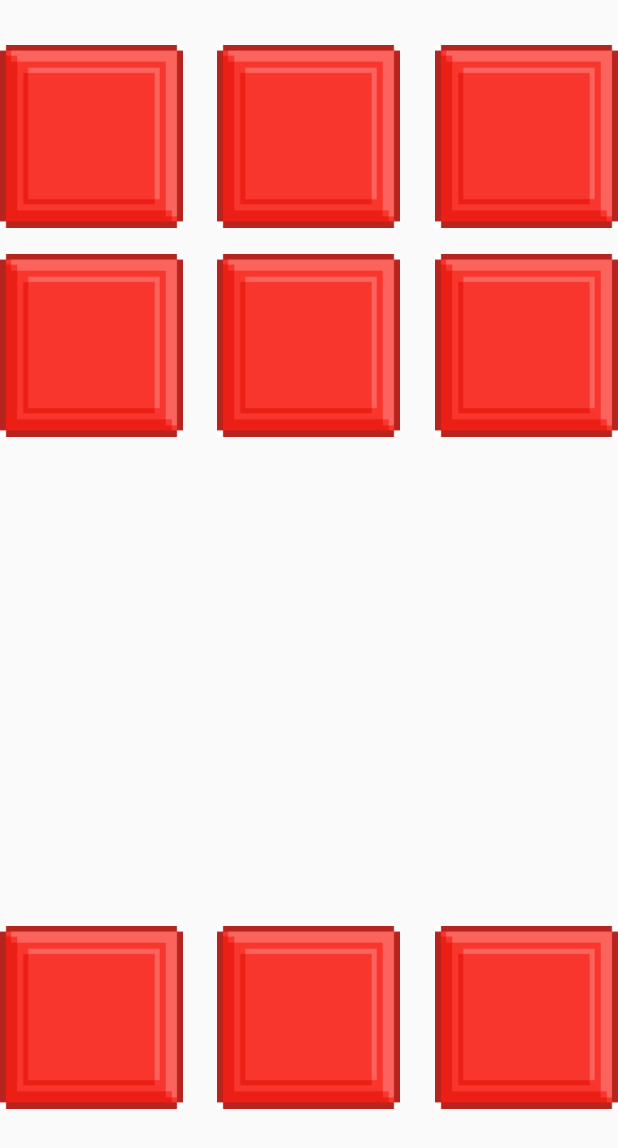
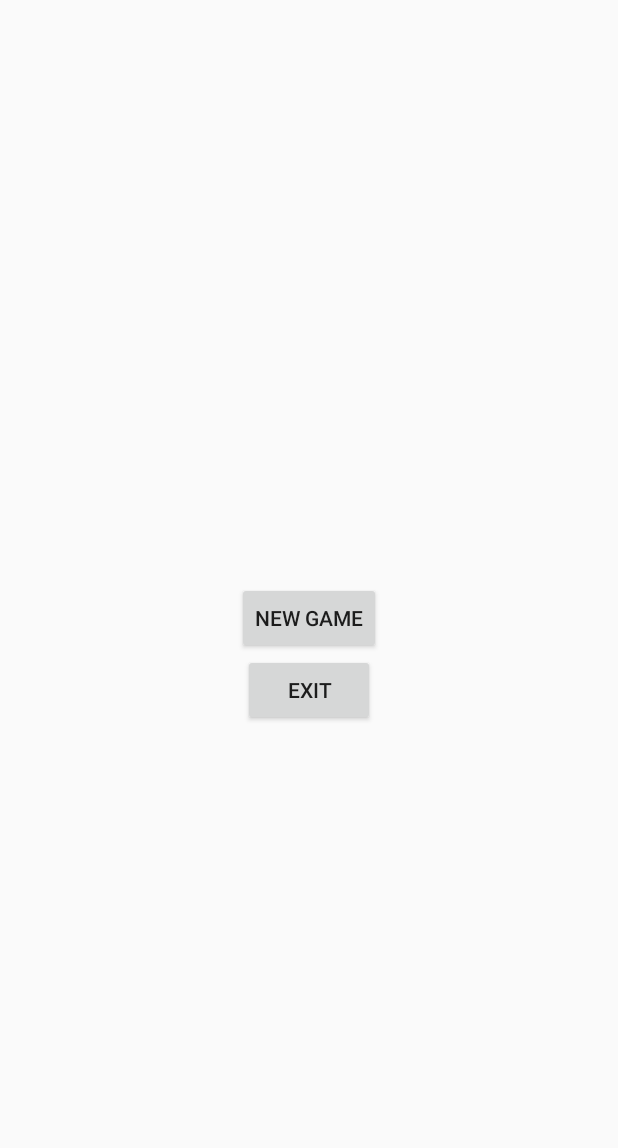
Before and after one commit to vasutomar/tictactoe, an Android app: the layout activity_main.xml on its own in the app's theme, with its tools: preview values and no code run, on a phone screen of 412 x 824 dp. Shown: the top 1148 px of the screen. Run offline under Robolectric (Android 15) with nearby library versions, the phone set to English and light mode, and no system bars.

Commit message:
Game Working, needs much improvement in UI. Also added a basic UI for game startup.

```diff
--- a/app/src/main/res/layout/activity_main.xml
+++ b/app/src/main/res/layout/activity_main.xml
@@ -5,80 +5,20 @@
     android:layout_width="match_parent"
     android:layout_height="match_parent"
     tools:context=".MainActivity">
-
-    <ImageView
-        android:id="@+id/Block00"
-        android:layout_width="122dp"
-        android:layout_height="125dp"
-        android:layout_alignParentStart="true"
-        android:layout_alignParentTop="true"
-        android:layout_marginTop="28dp"
-        android:src="@drawable/block" />
-
-    <ImageView
-        android:id="@+id/Block01"
-        android:layout_width="122dp"
-        android:layout_height="125dp"
-        android:layout_alignTop="@+id/Block00"
+    <Button
+        android:layout_height="wrap_content"
+        android:layout_width="wrap_content"
+        android:text="New Game"
+        android:layout_centerVertical="true"
         android:layout_centerHorizontal="true"
-        android:src="@drawable/block" />
-
-    <ImageView
-        android:id="@+id/Block02"
-        android:layout_width="122dp"
-        android:layout_height="125dp"
-        android:layout_alignParentEnd="true"
-        android:layout_alignTop="@+id/Block00"
-        android:src="@drawable/block" />
-
-    <ImageView
-        android:id="@+id/Block10"
-        android:layout_width="122dp"
-        android:layout_height="125dp"
-        android:layout_alignParentStart="true"
-        android:layout_alignParentTop="true"
-        android:layout_marginTop="167dp"
-        android:src="@drawable/block" />
-
-    <ImageView
-        android:id="@+id/Block11"
-        android:layout_width="122dp"
-        android:layout_height="125dp"
-        android:layout_alignTop="@+id/Block10"
-        android:layout_centerHorizontal="true"
-        android:src="@drawable/block" />
-
-    <ImageView
-        android:id="@+id/Block12"
-        android:layout_width="122dp"
-        android:layout_height="125dp"
-        android:layout_alignParentEnd="true"
-        android:layout_alignTop="@+id/Block10"
-        android:src="@drawable/block" />
-
-    <ImageView
-        android:id="@+id/Block20"
-        android:layout_width="122dp"
-        android:layout_height="125dp"
-        android:layout_alignParentBottom="true"
-        android:layout_alignParentStart="true"
-        android:layout_marginBottom="83dp"
-        android:src="@drawable/block" />
-
-    <ImageView
-        android:id="@+id/Block21"
-        android:layout_width="122dp"
-        android:layout_height="125dp"
-        android:layout_alignTop="@+id/Block20"
-        android:layout_centerHorizontal="true"
-        android:src="@drawable/block" />
-
-    <ImageView
-        android:id="@+id/Block22"
-        android:layout_width="122dp"
-        android:layout_height="125dp"
-        android:layout_alignParentEnd="true"
-        android:layout_alignTop="@+id/Block20"
-        android:src="@drawable/block" />
+        android:id="@+id/NewGameButton"
+        android:onClick="NewGame"/>
+    <Button
+        android:layout_height="wrap_content"
+        android:layout_width="wrap_content"
+        android:text="Exit"
+        android:id="@+id/ExitButton"
+        android:layout_below="@id/NewGameButton"
+        android:layout_centerHorizontal="true" />
 
 </RelativeLayout>
```
Also changed, not shown: app/src/main/java/lenovo/tic_tac_toe/Board.java (+46 -37 lines), app/src/main/java/lenovo/tic_tac_toe/MainActivity.java (+5 -6 lines).
